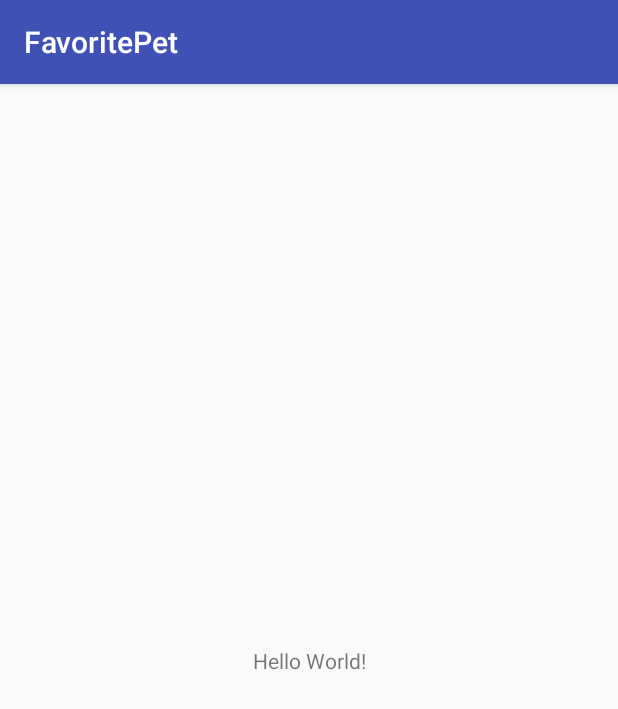
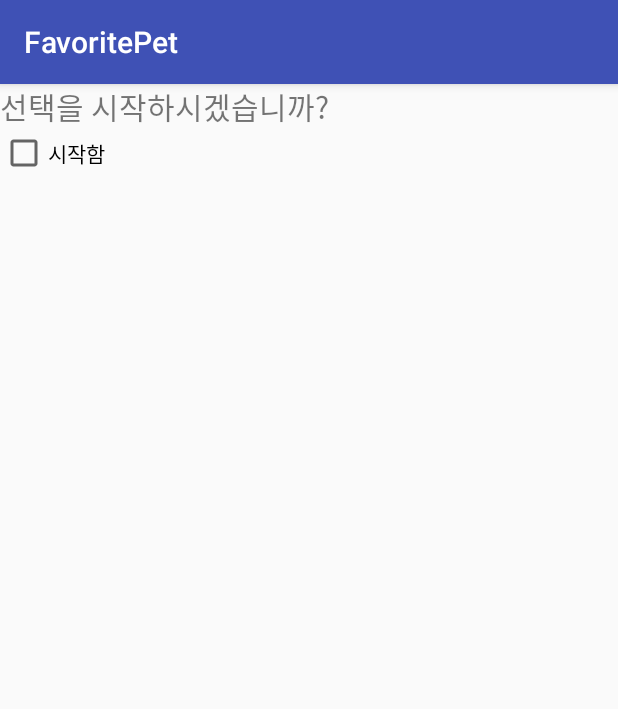
Before and after one commit to benignstar/FavoritePet, an Android app: the screen it shows after launch (MainActivity), on a phone screen of 412 x 824 dp. Shown: the top 709 px of the screen. Run offline under Robolectric (Android 15) with nearby library versions, the phone set to English and light mode, and no system bars.

Commit message:
#2 Make Layout

```diff
--- a/app/src/main/res/layout/activity_main.xml
+++ b/app/src/main/res/layout/activity_main.xml
@@ -1,18 +1,60 @@
 <?xml version="1.0" encoding="utf-8"?>
-<android.support.constraint.ConstraintLayout xmlns:android="http://schemas.android.com/apk/res/android"
+<LinearLayout xmlns:android="http://schemas.android.com/apk/res/android"
     xmlns:app="http://schemas.android.com/apk/res-auto"
     xmlns:tools="http://schemas.android.com/tools"
     android:layout_width="match_parent"
     android:layout_height="match_parent"
+    android:orientation="vertical"
     tools:context="benignstar.kr.hs.emirim.favoritepet.MainActivity">
 
     <TextView
         android:layout_width="wrap_content"
         android:layout_height="wrap_content"
-        android:text="Hello World!"
-        app:layout_constraintBottom_toBottomOf="parent"
-        app:layout_constraintLeft_toLeftOf="parent"
-        app:layout_constraintRight_toRightOf="parent"
-        app:layout_constraintTop_toTopOf="parent" />
+        android:text="@string/msg_title"
+        android:textSize="20sp" />
+    <CheckBox
+        android:id="@+id/check_select"
+        android:layout_width="wrap_content"
+        android:layout_height="wrap_content"
+        android:text="@string/check_lbl"/>
+    <TextView
+        android:textSize="20sp"
+        android:layout_width="match_parent"
+        android:layout_height="wrap_content"
+        android:text="@string/msg_quest"
+        android:visibility="invisible"/>
+    <RadioGroup
+        android:id="@+id/rg"
+        android:layout_width="wrap_content"
+        android:layout_height="wrap_content"
+        android:visibility="invisible">
+        <RadioButton
+            android:id="@+id/radio_turtle"
+            android:text="@string/pet_turtle"
+            android:layout_width="match_parent"
+            android:layout_height="wrap_content" />
+        <RadioButton
+            android:id="@+id/radio_whale"
+            android:text="@string/pet_whale"
+            android:layout_width="wrap_content"
+            android:layout_height="wrap_content" />
+        <RadioButton
+            android:id="@+id/radio_penguin"
+            android:text="@string/pet_penguin"
+            android:layout_width="wrap_content"
+            android:layout_height="wrap_content" />
+    </RadioGroup>
+    <Button
+        android:id="@+id/but_ok"
+        android:text="@string/check_lbl"
+        android:layout_width="match_parent"
+        android:layout_height="wrap_content"
+        android:visibility="invisible"/>
+    <ImageView
+        android:id="@+id/imgv_pet"
+        android:layout_width="wrap_content"
+        android:layout_height="wrap_content"
+        android:src="@drawable/dog"
+        android:visibility="invisible"/>
 
-</android.support.constraint.ConstraintLayout>
+</LinearLayout>
--- a/app/src/main/res/values/strings.xml
+++ b/app/src/main/res/values/strings.xml
@@ -8,6 +8,9 @@
     <string name="pet_gorilla">고릴라</string>
     <string name="pet_hen">닭</string>
     <string name="pet_horse">말</string>
+    <string name="pet_giraffe">기린</string>
+    <string name="pet_turtle">거북이</string>
+    <string name="pet_whale">고래</string>
     <string name="pet_monkey">원숭이</string>
     <string name="pet_pandabear">판다</string>
     <string name="pet_penguin">펭귄</string>
```
Also changed, not shown: app/src/main/res/drawable/giraffe.png (added), app/src/main/res/drawable/turtle.png (added), app/src/main/res/drawable/whale.png (added).
